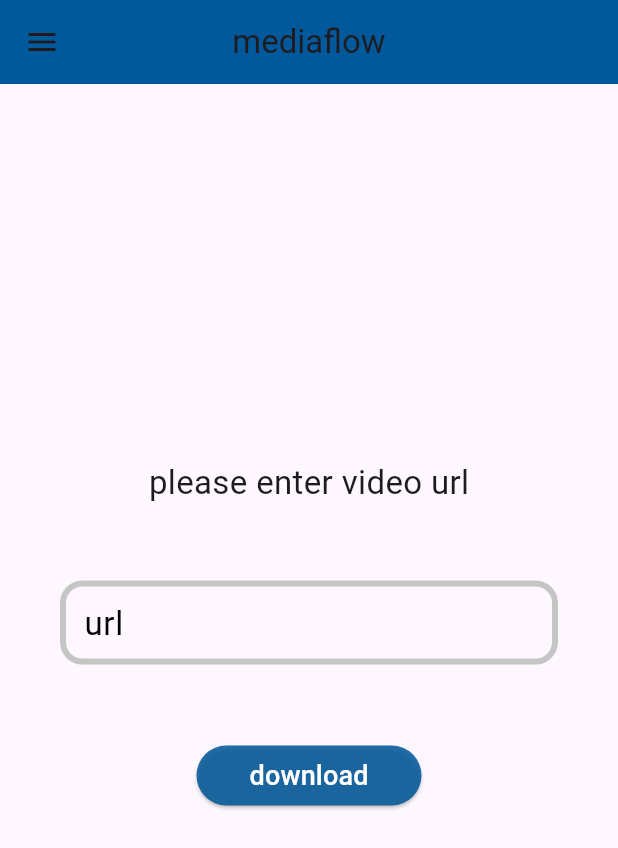
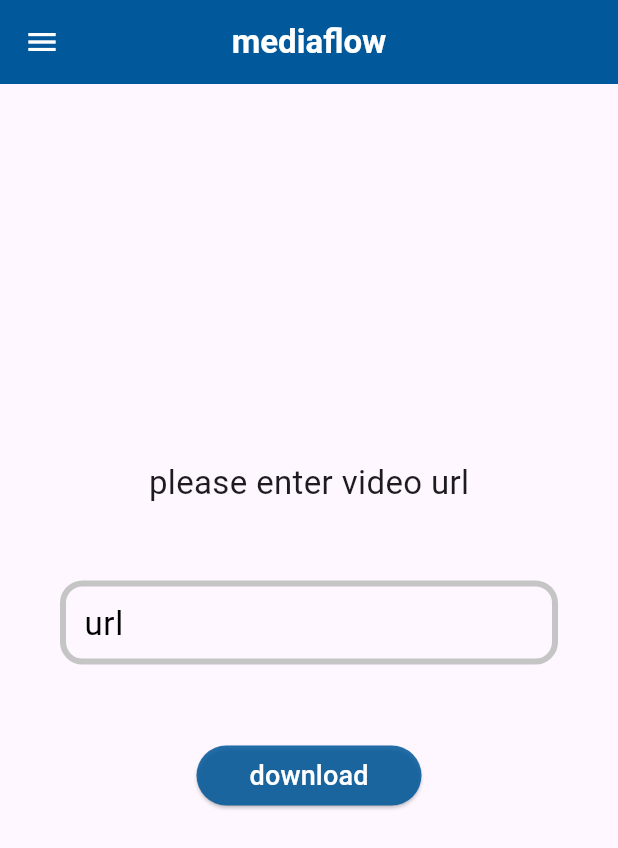
Before and after one commit to T0WHIDM/mediaFlow, a Flutter app: the screen it shows after launch, on a phone screen of 412 x 824 dp. Shown: the top 848 px of the screen. Run offline on Flutter 3.47's test engine with Material 3 defaults, Android fonts, the phone set to English and light mode, and no system bars; our stand-ins replace flutter_spinkit, font_awesome_flutter; Roboto replaces fonts that are missing (GH).

Commit message:
selectTheme

```diff
--- /dev/null
+++ b/lib/constants/colors.dart
@@ -0,0 +1,5 @@
+import 'package:flutter/material.dart';
+
+class CustomColor {
+  static const blueColor = Color.fromARGB(219, 1, 88, 155);
+}
--- a/lib/main.dart
+++ b/lib/main.dart
@@ -1,8 +1,19 @@
 import 'package:flutter/material.dart';
 import 'package:mediaflow/screen/loading_screen.dart';
+import 'package:mediaflow/theme/theme_provider.dart';
+import 'package:provider/provider.dart';
 
 void main() {
-  runApp(const MyApp());
+  runApp(
+    ChangeNotifierProvider(
+      create: (context) {
+        return ThemeProvider();
+      },
+      builder: (context, child) {
+        return const MyApp();
+      },
+    ),
+  );
 }
 
 class MyApp extends StatelessWidget {
@@ -12,9 +23,7 @@
   Widget build(BuildContext context) {
     return MaterialApp(
       //theme
-      theme: ThemeData.light(),
-      darkTheme: ThemeData.dark(),
-      themeMode: ThemeMode.system,
+      theme: Provider.of<ThemeProvider>(context).themeData,
 
       title: 'mediaFlow',
       debugShowCheckedModeBanner: false,
--- a/lib/screen/home_screen.dart
+++ b/lib/screen/home_screen.dart
@@ -1,5 +1,8 @@
 import 'package:flutter/material.dart';
 import 'package:font_awesome_flutter/font_awesome_flutter.dart';
+import 'package:mediaflow/screen/contact_us_screen.dart';
+import 'package:mediaflow/theme/theme_provider.dart';
+import 'package:provider/provider.dart';
 
 class HomeScreen extends StatefulWidget {
   const HomeScreen({super.key});
@@ -30,49 +33,73 @@
         backgroundColor: const Color.fromARGB(255, 1, 88, 155),
         title: const Text(
           'mediaflow',
-          style: TextStyle(fontSize: 22, fontFamily: 'GH'),
+          style: TextStyle(
+            color: Colors.white,
+            fontSize: 22,
+            fontFamily: 'GH',
+            fontWeight: FontWeight.bold,
+          ),
         ),
         centerTitle: true,
       ),
 
       //drawer menu
-      drawer: const Drawer(
+      drawer: Drawer(
         child: Center(
           child: Column(
             children: [
-              SizedBox(height: 100),
-              CircleAvatar(
+              const SizedBox(height: 100),
+              const CircleAvatar(
                 radius: 70,
                 backgroundImage: AssetImage('assets/images/flutterflow.jpg'),
               ),
-              SizedBox(height: 70),
+              const SizedBox(height: 70),
               Row(
                 mainAxisAlignment: MainAxisAlignment.start,
                 children: [
-                  SizedBox(width: 30),
-                  FaIcon(FontAwesomeIcons.telegram),
-                  SizedBox(width: 15),
-                  Text(
+                  const SizedBox(width: 30),
+                  GestureDetector(
+                    onTap: () {
+                      Navigator.of(context).push(
+                        MaterialPageRoute(
+                          builder: (context) {
+                            return const ContactUsScreen();
+                          },
+                        ),
+                      );
+                    },
+                    child: const FaIcon(FontAwesomeIcons.telegram),
+                  ),
+                  const SizedBox(width: 15),
+                  const Text(
                     'contact us',
                     style: TextStyle(fontSize: 22, fontFamily: 'GH'),
                   ),
                 ],
               ),
-              SizedBox(height: 50),
+              const SizedBox(height: 50),
               Row(
                 mainAxisAlignment: MainAxisAlignment.start,
                 children: [
-                  SizedBox(width: 30),
-                  FaIcon(FontAwesomeIcons.display),
-                  SizedBox(width: 15),
-                  Text(
+                  const SizedBox(width: 30),
+                  GestureDetector(
+                    onTap: () {
+                      Provider.of<ThemeProvider>(
+                        context,
+                        listen: false,
+                      ).toggleTheme();
+                    },
+                    child: const FaIcon(FontAwesomeIcons.moon),
+                  ),
+                  const SizedBox(width: 15),
+                  const Text(
                     'theme',
                     style: TextStyle(fontSize: 22, fontFamily: 'GH'),
                   ),
                 ],
               ),
-              SizedBox(height: 430),
-              Padding(
+              const SizedBox(height: 430),
+              const Padding(
                 padding: EdgeInsets.all(5.0),
                 child: Text(
                   'version 1.0.0',
--- /dev/null
+++ b/lib/theme/my_theme.dart
@@ -0,0 +1,11 @@
+import 'package:flutter/material.dart';
+
+ThemeData lightMode = ThemeData(
+  brightness: Brightness.light,
+  appBarTheme: const AppBarTheme(iconTheme: IconThemeData(color: Colors.white)),
+);
+
+ThemeData dartMode = ThemeData(
+  brightness: Brightness.dark,
+  appBarTheme: const AppBarTheme(iconTheme: IconThemeData(color: Colors.white)),
+);
--- /dev/null
+++ b/lib/theme/theme_provider.dart
@@ -0,0 +1,22 @@
+import 'package:flutter/material.dart';
+import 'package:mediaflow/theme/my_theme.dart';
+
+class ThemeProvider extends ChangeNotifier {
+  ThemeData _themeData = lightMode;
+
+  ThemeData get themeData => _themeData;
+
+  set themeData(ThemeData themeData) {
+    _themeData = themeData;
+    notifyListeners();
+  }
+
+  void toggleTheme() {
+    if (_themeData == lightMode) {
+      _themeData = dartMode;
+    } else {
+      _themeData = lightMode;
+    }
+    notifyListeners();
+  }
+}
--- a/pubspec.yaml
+++ b/pubspec.yaml
@@ -17,6 +17,7 @@
 
   cupertino_icons: ^1.0.8
   flutter_spinkit: ^5.2.2
+  provider: ^6.1.5+1
 
 dev_dependencies:
   flutter_test:
```
Also changed, not shown: lib/screen/contact_us_screen.dart (added, +103 -0 lines), lib/screen/loading_screen.dart (+4 -4 lines), pubspec.lock.
